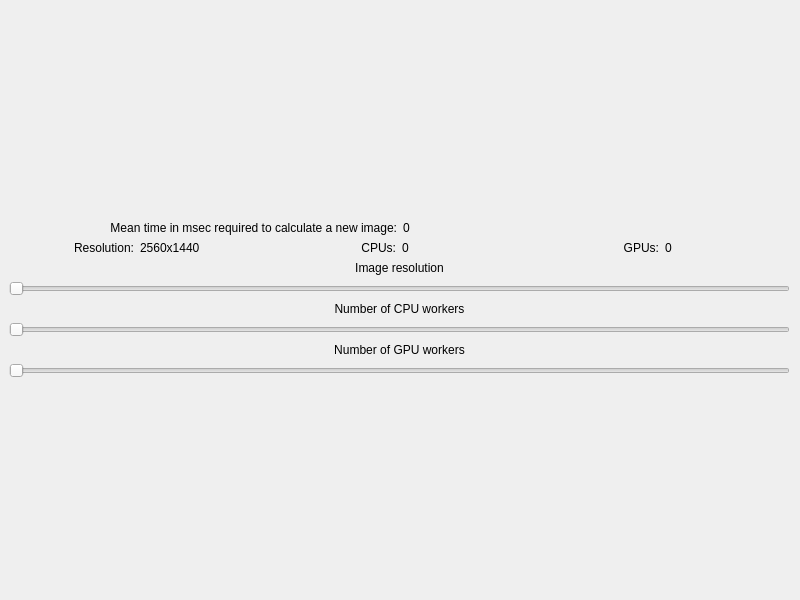
Before: the Qt Designer form controller.ui in actor-framework/fractal-demo, drawn with Qt 5.
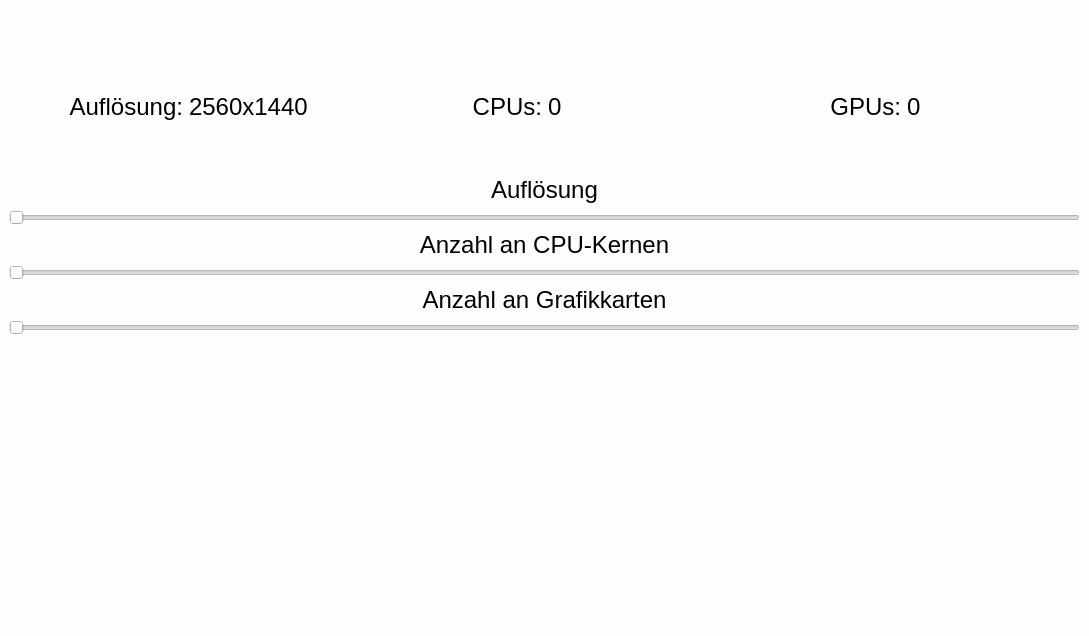
After: the same form once the commit is applied. Icons and pictures are not drawn. Custom widgets are drawn as their Qt base class.

```diff
--- a/controller.ui
+++ b/controller.ui
@@ -6,28 +6,128 @@
    <rect>
     <x>0</x>
     <y>0</y>
-    <width>800</width>
-    <height>600</height>
+    <width>1089</width>
+    <height>636</height>
    </rect>
   </property>
+  <property name="sizePolicy">
+   <sizepolicy hsizetype="Expanding" vsizetype="Expanding">
+    <horstretch>0</horstretch>
+    <verstretch>0</verstretch>
+   </sizepolicy>
+  </property>
+  <property name="palette">
+   <palette>
+    <active>
+     <colorrole role="Base">
+      <brush brushstyle="SolidPattern">
+       <color alpha="255">
+        <red>247</red>
+        <green>247</green>
+        <blue>247</blue>
+       </color>
+      </brush>
+     </colorrole>
+     <colorrole role="Window">
+      <brush brushstyle="SolidPattern">
+       <color alpha="255">
+        <red>254</red>
+        <green>254</green>
+        <blue>255</blue>
+       </color>
+      </brush>
+     </colorrole>
+    </active>
+    <inactive>
+     <colorrole role="Base">
+      <brush brushstyle="SolidPattern">
+       <color alpha="255">
+        <red>247</red>
+        <green>247</green>
+        <blue>247</blue>
+       </color>
+      </brush>
+     </colorrole>
+     <colorrole role="Window">
+      <brush brushstyle="SolidPattern">
+       <color alpha="255">
+        <red>254</red>
+        <green>254</green>
+        <blue>255</blue>
+       </color>
+      </brush>
+     </colorrole>
+    </inactive>
+    <disabled>
+     <colorrole role="Base">
+      <brush brushstyle="SolidPattern">
+       <color alpha="255">
+        <red>254</red>
+        <green>254</green>
+        <blue>255</blue>
+       </color>
+      </brush>
+     </colorrole>
+     <colorrole role="Window">
+      <brush brushstyle="SolidPattern">
+       <color alpha="255">
+        <red>254</red>
+        <green>254</green>
+        <blue>255</blue>
+       </color>
+      </brush>
+     </colorrole>
+    </disabled>
+   </palette>
+  </property>
+  <property name="font">
+   <font>
+    <pointsize>18</pointsize>
+   </font>
+  </property>
   <property name="windowTitle">
    <string>MainWindow</string>
   </property>
+  <property name="autoFillBackground">
+   <bool>false</bool>
+  </property>
   <widget class="ControllerWidget" name="controllerWidget">
-   <widget class="QWidget" name="gridLayoutWidget">
-    <property name="geometry">
-     <rect>
-      <x>9</x>
-      <y>9</y>
-      <width>781</width>
-      <height>581</height>
-     </rect>
-    </property>
+   <property name="sizePolicy">
+    <sizepolicy hsizetype="Expanding" vsizetype="Expanding">
+     <horstretch>0</horstretch>
+     <verstretch>0</verstretch>
+    </sizepolicy>
+   </property>
+   <layout class="QVBoxLayout" name="verticalLayout">
+    <item>
+     <widget class="QLabel" name="label">
+      <property name="text">
+       <string/>
+      </property>
+      <property name="pixmap">
+       <pixmap>inet_logo.png</pixmap>
+      </property>
+      <property name="alignment">
+       <set>Qt::AlignCenter</set>
+      </property>
+     </widget>
+    </item>
+    <item>
     <layout class="QGridLayout" name="gridLayout">
      <item row="5" column="0">
       <widget class="QLabel" name="cpu_label">
        <property name="text">
-        <string>&lt;html&gt;&lt;head/&gt;&lt;body&gt;&lt;p align=&quot;center&quot;&gt;Number of CPU workers&lt;/p&gt;&lt;/body&gt;&lt;/html&gt;</string>
+         <string>&lt;html&gt;&lt;head/&gt;&lt;body&gt;&lt;p align=&quot;center&quot;&gt;Anzahl an CPU-Kernen&lt;/p&gt;&lt;/body&gt;&lt;/html&gt;</string>
+        </property>
+       </widget>
+      </item>
+      <item row="6" column="0">
+       <widget class="QSlider" name="cpu_slider">
+        <property name="pageStep">
+         <number>5</number>
+        </property>
+        <property name="orientation">
+         <enum>Qt::Horizontal</enum>
        </property>
       </widget>
      </item>
@@ -40,32 +140,15 @@
         </size>
        </property>
        <property name="text">
-        <string>&lt;html&gt;&lt;head/&gt;&lt;body&gt;&lt;p align=&quot;center&quot;&gt;Number of GPU workers&lt;/p&gt;&lt;/body&gt;&lt;/html&gt;</string>
-       </property>
-      </widget>
-     </item>
-     <item row="9" column="0">
-      <spacer name="verticalSpacer_2">
-       <property name="orientation">
-        <enum>Qt::Vertical</enum>
-       </property>
-       <property name="sizeHint" stdset="0">
-        <size>
-         <width>20</width>
-         <height>40</height>
-        </size>
-       </property>
-      </spacer>
-     </item>
-     <item row="6" column="0">
-      <widget class="QSlider" name="cpu_slider">
-       <property name="orientation">
-        <enum>Qt::Horizontal</enum>
+         <string>&lt;html&gt;&lt;head/&gt;&lt;body&gt;&lt;p align=&quot;center&quot;&gt;Anzahl an Grafikkarten&lt;/p&gt;&lt;/body&gt;&lt;/html&gt;</string>
        </property>
       </widget>
      </item>
      <item row="8" column="0">
       <widget class="QSlider" name="gpu_slider">
+        <property name="pageStep">
+         <number>1</number>
+        </property>
        <property name="orientation">
         <enum>Qt::Horizontal</enum>
        </property>
@@ -73,15 +156,37 @@
      </item>
      <item row="4" column="0">
       <widget class="QSlider" name="res_slider">
+        <property name="pageStep">
+         <number>1</number>
+        </property>
        <property name="orientation">
         <enum>Qt::Horizontal</enum>
        </property>
-      </widget>
-     </item>
+        <property name="invertedAppearance">
+         <bool>false</bool>
+        </property>
+        <property name="invertedControls">
+         <bool>true</bool>
+        </property>
+       </widget>
+      </item>
+      <item row="2" column="0">
+       <spacer name="verticalSpacer_2">
+        <property name="orientation">
+         <enum>Qt::Vertical</enum>
+        </property>
+        <property name="sizeHint" stdset="0">
+         <size>
+          <width>20</width>
+          <height>40</height>
+         </size>
+        </property>
+       </spacer>
+      </item>
      <item row="3" column="0">
       <widget class="QLabel" name="res_label">
        <property name="text">
-        <string>&lt;html&gt;&lt;head/&gt;&lt;body&gt;&lt;p align=&quot;center&quot;&gt;Image resolution&lt;/p&gt;&lt;/body&gt;&lt;/html&gt;</string>
+         <string>&lt;html&gt;&lt;head/&gt;&lt;body&gt;&lt;p align=&quot;center&quot;&gt;Auflösung&lt;/p&gt;&lt;/body&gt;&lt;/html&gt;</string>
        </property>
       </widget>
      </item>
@@ -98,12 +203,12 @@
        </property>
       </spacer>
      </item>
-     <item row="2" column="0">
+      <item row="1" column="0">
       <layout class="QHBoxLayout" name="horizontalLayout">
        <item>
         <widget class="QLabel" name="res_legend">
          <property name="text">
-          <string>&lt;html&gt;&lt;head/&gt;&lt;body&gt;&lt;p align=&quot;right&quot;&gt;Resolution:&lt;/p&gt;&lt;/body&gt;&lt;/html&gt;</string>
+           <string>&lt;html&gt;&lt;head/&gt;&lt;body&gt;&lt;p align=&quot;right&quot;&gt;Auflösung:&lt;/p&gt;&lt;/body&gt;&lt;/html&gt;</string>
          </property>
         </widget>
        </item>
@@ -144,26 +249,22 @@
        </item>
       </layout>
      </item>
-     <item row="1" column="0">
-      <layout class="QHBoxLayout" name="horizontalLayout_2">
-       <item>
-        <widget class="QLabel" name="time_label">
-         <property name="text">
-          <string>&lt;html&gt;&lt;head/&gt;&lt;body&gt;&lt;p align=&quot;right&quot;&gt;Mean time in msec required to calculate a new image:&lt;/p&gt;&lt;/body&gt;&lt;/html&gt;</string>
-         </property>
-        </widget>
+     </layout>
        </item>
        <item>
-        <widget class="QLabel" name="time_current">
-         <property name="text">
-          <string>0</string>
-         </property>
-        </widget>
-       </item>
-      </layout>
-     </item>
-    </layout>
-   </widget>
+     <spacer name="verticalSpacer_3">
+      <property name="orientation">
+       <enum>Qt::Vertical</enum>
+      </property>
+      <property name="sizeHint" stdset="0">
+       <size>
+        <width>20</width>
+        <height>74</height>
+       </size>
+      </property>
+     </spacer>
+    </item>
+   </layout>
   </widget>
  </widget>
  <customwidgets>
```
Lines whose indentation alone changed are shown as unchanged.
